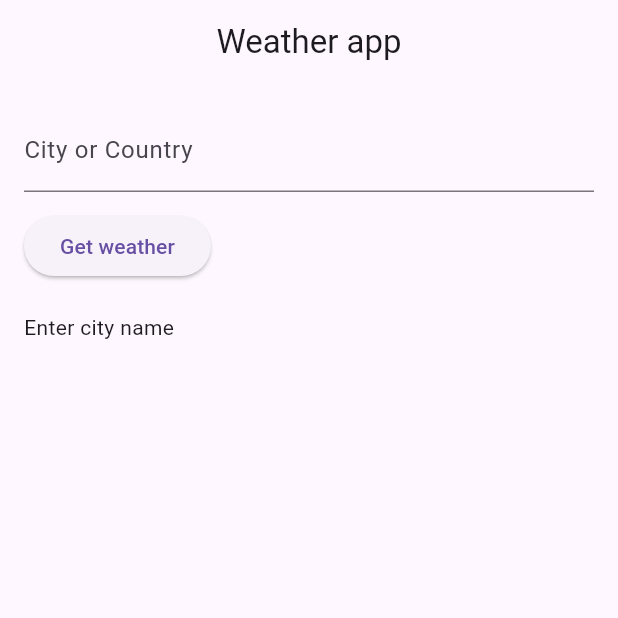
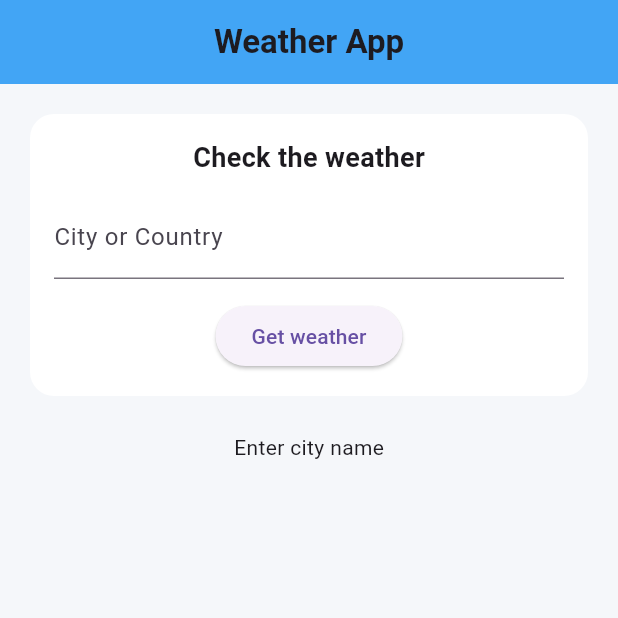
Before and after one commit to SargisKhachikyan/weather_project, a Flutter app: the screen it shows after launch, on a phone screen of 412 x 824 dp, the top half of it. Run offline on Flutter 3.47's test engine with Material 3 defaults, Android fonts, the phone set to English and light mode, and no system bars; our stand-ins replace flutter_bloc, get_it.

Commit message:
changed UI

```diff
--- a/lib/home_page/home_page.dart
+++ b/lib/home_page/home_page.dart
@@ -33,20 +33,40 @@ class _MyHomePageState extends State<MyHomePage> {
       child: Builder(
         builder: (context) {
           return Scaffold(
+            backgroundColor: const Color(0xFFF5F7FA),
             appBar: AppBar(
-              title: const Center(
-                child: Text('Weather app'),
+              backgroundColor: Colors.blue.shade400,
+              title: Center(
+                child: const Text(
+                  'Weather App',
+                  style: TextStyle(fontWeight: FontWeight.w600),
                 ),
               ),
-            body: Padding(
+            ),
+            body: SingleChildScrollView(
+              padding: const EdgeInsets.all(20),
+              child: Column(
+                children: [
+                  Container(
                     padding: const EdgeInsets.all(16),
+                    decoration: BoxDecoration(
+                      color: Colors.white,
+                      borderRadius: BorderRadius.circular(16),
+                    ),
                     child: Column(
-                crossAxisAlignment: CrossAxisAlignment.start,
                       children: [
+                        const Text(
+                          'Check the weather',
+                          style: TextStyle(
+                            fontSize: 18,
+                            fontWeight: FontWeight.bold,
+                          ),
+                        ),
+                        const SizedBox(height: 12),
                         WeatherTextField(
                           controller: cityController,
                         ),
-                  const SizedBox(height: 12),
+                        const SizedBox(height: 14),
                         WeatherGetButton(
                           onPressed: () {
                             final city = cityController.text.trim();
@@ -58,7 +78,10 @@ class _MyHomePageState extends State<MyHomePage> {
                                 );
                           },
                         ),
-                  const SizedBox(height: 20),
+                      ],
+                    ),
+                  ),
+                  const SizedBox(height: 24),
                   const WeatherResult(),
                 ],
               ),
--- a/lib/home_page/presentation/widgets/weather_text_field.dart
+++ b/lib/home_page/presentation/widgets/weather_text_field.dart
@@ -13,6 +13,7 @@ class WeatherTextField extends StatelessWidget {
       controller: controller,
       decoration: const InputDecoration(
         labelText: 'City or Country',
+
       ),
     );
   }
```
Lines whose indentation alone changed are shown as unchanged.
